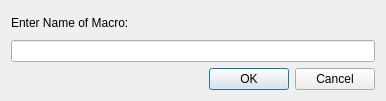
European-XFEL/Karabo, file src/pythonGui/dialogs/macro.ui: the form before one commit.
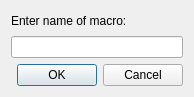
The form after the commit.

Commit message:
- revamping Macro dialog - correct update of model for macro handling
- add or edit Scene/Macro opens tab in middle panel and set it as current index

```diff
--- a/src/pythonGui/dialogs/macro.ui
+++ b/src/pythonGui/dialogs/macro.ui
@@ -6,8 +6,8 @@
    <rect>
     <x>0</x>
     <y>0</y>
-    <width>386</width>
-    <height>101</height>
+    <width>194</width>
+    <height>97</height>
    </rect>
   </property>
   <property name="windowTitle">
@@ -17,7 +17,7 @@
    <item>
     <widget class="QLabel" name="label">
      <property name="text">
-      <string>Enter Name of Macro:</string>
+      <string>Enter name of macro:</string>
      </property>
     </widget>
    </item>
```
Left out of the diff: 4 changed lines with no effect on the pictures. The commit also changes 5 other files.
